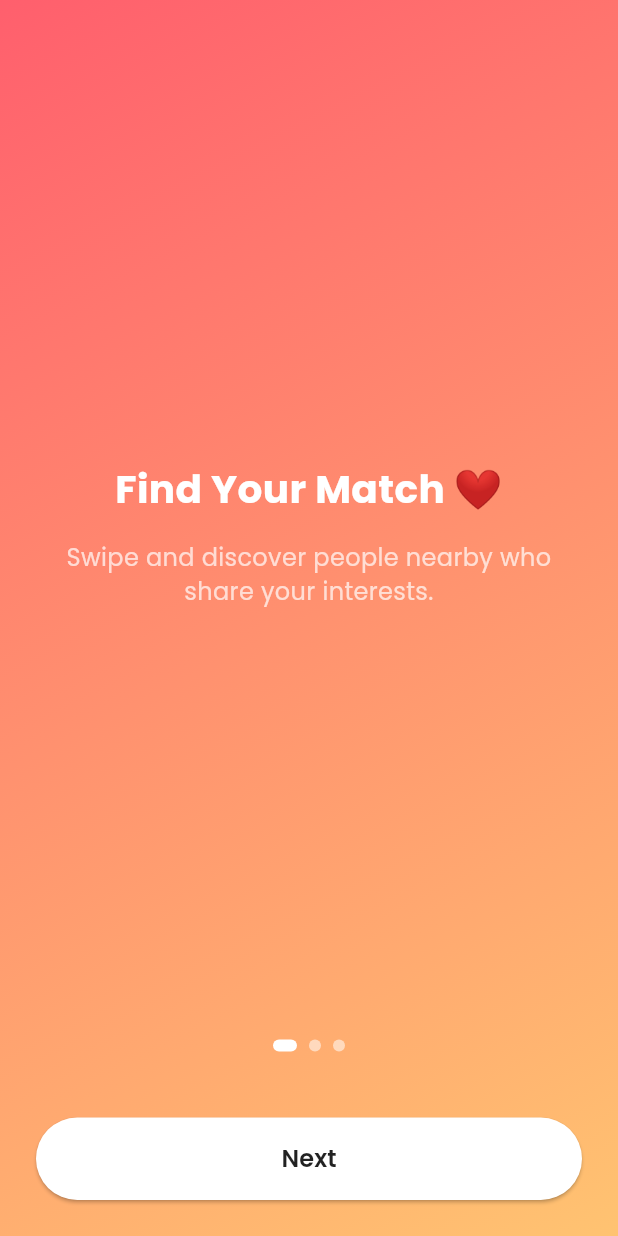
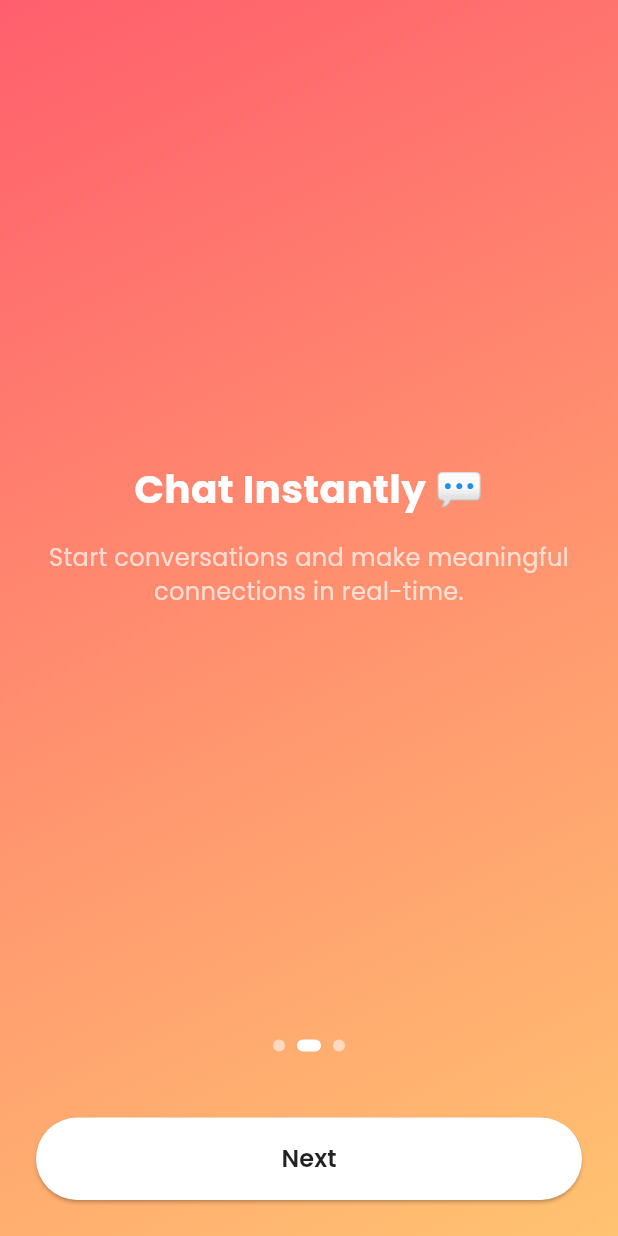
Before and after one commit to sinancholakkal/Dating_app, a Flutter app: the screen it shows after launch, after a tap on "Next", on a phone screen of 412 x 824 dp. Run offline on Flutter 3.47's test engine with Material 3 defaults, Android fonts, the phone set to English and light mode, and no system bars; our stand-ins replace go_router, google_fonts.

Commit message:
Auth landing screen created

```diff
--- a/lib/main.dart
+++ b/lib/main.dart
@@ -1,4 +1,5 @@
-import 'package:dating_app/view/screen_onboarding.dart';
+import 'package:dating_app/routes/app_router.dart';
+import 'package:dating_app/view/screen_onboarding/screen_onboarding.dart';
 import 'package:flutter/material.dart';
 
 void main() {
@@ -9,11 +10,12 @@ class MyApp extends StatelessWidget {
   const MyApp({super.key});
   @override
   Widget build(BuildContext context) {
-    return MaterialApp(
+    return MaterialApp.router(
+      routerConfig: appRouter,
       theme: ThemeData(
         colorScheme: ColorScheme.fromSeed(seedColor: Colors.deepPurple),
       ),
-      home: ScreenOnboarding()
+
     );
   }
 }
--- /dev/null
+++ b/lib/routes/app_router.dart
@@ -0,0 +1,37 @@
+
+
+
+import 'package:dating_app/view/auth_landing_screen/auth_landing_screen.dart';
+import 'package:dating_app/view/screen_onboarding/screen_onboarding.dart';
+import 'package:go_router/go_router.dart';
+
+final GoRouter appRouter = GoRouter(
+  initialLocation: '/onboarding',
+  routes: [
+    GoRoute(path: '/onboarding', builder: (context, state) =>  ScreenOnboarding()),
+    GoRoute(path: '/authlanding', builder: (context, state) =>  AuthLandingScreen()),
+    // GoRoute(path: '/login', builder: (context, state) => const LoginScreen()),
+    // GoRoute(
+    //   path: '/register',
+    //   builder: (context, state) => const RegisterScreen(),
+    // ),
+    // GoRoute(path: "/home", builder: (context, state) =>  HomeScreen()),
+    //  GoRoute(path: "/splash", builder: (context, state) =>  ScreenSplash()),
+    //  GoRoute(path: '/viewItem', builder: (context, state) {
+    //   final passWordModel = state.extra as PasswordModel;
+    //   return ViewScreen(passwordModel: passWordModel,);
+    //  }),
+    //  GoRoute(path: '/addedit', builder: (context, state) {
+    //   final Map<String,dynamic> params = state.extra as Map<String,dynamic>;
+
+    //   return AddEditItemScreen(type: params['type'],passwordModel: params['model'],);
+    //  }),
+    //  GoRoute(path: '/forgot', builder: (context, state) => const ForgotScreen()),
+    //  GoRoute(path: '/search', builder: (context, state) {
+    //   final params = state.extra as List<PasswordModel>;
+
+    //   return SearchScreen(models: params,);
+    //  }),
+
+  ],
+);
--- a/lib/utils/app_color.dart
+++ b/lib/utils/app_color.dart
@@ -11,3 +11,9 @@ const Kred = Colors.red;
 
 Color bgcolor = Color.fromARGB(255, 32, 32, 32);
 Color bgcard = Color(0xFF1A1A1A);
+
+const LinearGradient appGradient = LinearGradient(
+  colors: [Color(0xffFF5F6D), Color(0xffFFC371)],
+  begin: Alignment.topLeft,
+  end: Alignment.bottomRight,
+);
--- a/lib/utils/app_sizedbox.dart
+++ b/lib/utils/app_sizedbox.dart
@@ -6,6 +6,8 @@ class AppSizedBox {
   static const SizedBox h16 = SizedBox(height: 16);
   static const SizedBox h24 = SizedBox(height: 24);
   static const SizedBox h120 = SizedBox(height: 120);
+  static const SizedBox h40 = SizedBox(height: 40);
+    static const SizedBox h30 = SizedBox(height: 30);
 
   static const SizedBox h70 = SizedBox(height: 70);
 
--- a/lib/utils/app_string.dart
+++ b/lib/utils/app_string.dart
@@ -26,24 +26,22 @@ class AppStrings {
   static const updateMsg = "Updated";
   static const addMsg = "Added";
     static const delete = "Are you sure you want to delete?";
-    static final ValueNotifier<List<Map<String, String>>> onboardingDataNotifier =
-    ValueNotifier(
-  [
+    static const continuePh = "Continue with Phone";
+    static const continueG = "Continue with Google";
+    static const continueE = "Continue with Email";
+    static final List<Map<String, String>> onboardingData = [
     {
       "title": "Find Your Match ❤️",
       "subtitle": "Swipe and discover people nearby who share your interests.",
-      "image": "assets/images/match.png"
     },
     {
       "title": "Chat Instantly 💬",
       "subtitle": "Start conversations and make meaningful connections in real-time.",
-      "image": "assets/images/chat.png"
     },
     {
       "title": "Safe & Secure 🔒",
       "subtitle": "Your privacy and safety are our top priority.",
-      "image": "assets/images/secure.png"
     },
-  ],
-);
+  ];
+
 }
--- a/lib/view/screen_onboarding.dart
+++ b/lib/view/screen_onboarding/screen_onboarding.dart
@@ -1,47 +1,21 @@
+import 'package:dating_app/utils/app_color.dart';
+import 'package:dating_app/utils/app_string.dart';
 import 'package:flutter/material.dart';
+import 'package:go_router/go_router.dart';
 import 'package:google_fonts/google_fonts.dart';
 
 class ScreenOnboarding extends StatelessWidget {
-   ScreenOnboarding({super.key});
+  ScreenOnboarding({super.key});
 
   final PageController _controller = PageController();
 
-  ValueNotifier<int>currentIndex = ValueNotifier(0);
-
-  final List<Map<String, String>> onboardingData = [
-    {
-      "title": "Find Your Match ❤️",
-      "subtitle": "Swipe and discover people nearby who share your interests.",
-      "image": "assets/images/match.png"
-    },
-    {
-      "title": "Chat Instantly 💬",
-      "subtitle": "Start conversations and make meaningful connections in real-time.",
-      "image": "assets/images/chat.png"
-    },
-    {
-      "title": "Safe & Secure 🔒",
-      "subtitle": "Your privacy and safety are our top priority.",
-      "image": "assets/images/secure.png"
-    },
-  ];
-
-  void _onPageChanged(int index) {
-    //setState(() => _currentIndex = index);
-
-  }
+  ValueNotifier<int> currentIndex = ValueNotifier(0);
 
   @override
   Widget build(BuildContext context) {
     return Scaffold(
       body: Container(
-        decoration: const BoxDecoration(
-          gradient: LinearGradient(
-            colors: [Color(0xffFF5F6D), Color(0xffFFC371)],
-            begin: Alignment.topLeft,
-            end: Alignment.bottomRight,
-          ),
-        ),
+        decoration: const BoxDecoration(gradient: appGradient),
         child: SafeArea(
           child: ValueListenableBuilder(
             valueListenable: currentIndex,
@@ -51,16 +25,15 @@ class ScreenOnboarding extends StatelessWidget {
                   Expanded(
                     child: PageView.builder(
                       controller: _controller,
-                      itemCount: onboardingData.length,
+                      itemCount: AppStrings.onboardingData.length,
                       onPageChanged: (value) {
                         currentIndex.value = value;
                       },
                       itemBuilder: (context, index) {
-                        final item = onboardingData[index];
+                        final item = AppStrings.onboardingData[index];
                         return Column(
                           mainAxisAlignment: MainAxisAlignment.center,
                           children: [
-
                             const SizedBox(height: 40),
 
                             // Title
@@ -77,7 +50,9 @@ class ScreenOnboarding extends StatelessWidget {
 
                             // Subtitle
                             Padding(
-                              padding: const EdgeInsets.symmetric(horizontal: 32),
+                              padding: const EdgeInsets.symmetric(
+                                horizontal: 32,
+                              ),
                               child: Text(
                                 item["subtitle"]!,
                                 style: GoogleFonts.poppins(
@@ -97,14 +72,19 @@ class ScreenOnboarding extends StatelessWidget {
                   Row(
                     mainAxisAlignment: MainAxisAlignment.center,
                     children: List.generate(
-                      onboardingData.length,
+                      AppStrings.onboardingData.length,
                       (index) => AnimatedContainer(
                         duration: const Duration(milliseconds: 300),
-                        margin: const EdgeInsets.symmetric(horizontal: 4, vertical: 20),
+                        margin: const EdgeInsets.symmetric(
+                          horizontal: 4,
+                          vertical: 20,
+                        ),
                         width: currentIdxNoti == index ? 16 : 8,
                         height: 8,
                         decoration: BoxDecoration(
-                          color: currentIdxNoti == index ? Colors.white : Colors.white54,
+                          color: currentIdxNoti == index
+                              ? Colors.white
+                              : Colors.white54,
                           borderRadius: BorderRadius.circular(12),
                         ),
                       ),
@@ -124,10 +104,18 @@ class ScreenOnboarding extends StatelessWidget {
                         ),
                       ),
                       onPressed: () {
-                        //Navigator.pushReplacementNamed(context, "/auth");
+                        if (currentIndex.value ==
+                            AppStrings.onboardingData.length - 1) {
+                          context.push("/authlanding");
+                        } else {
+                          _controller.nextPage(
+                            duration: const Duration(milliseconds: 400),
+                            curve: Curves.easeInOut,
+                          );
+                        }
                       },
                       child: Text(
-                        currentIdxNoti == onboardingData.length - 1
+                        currentIdxNoti == AppStrings.onboardingData.length - 1
                             ? "Get Started"
                             : "Next",
                         style: GoogleFonts.poppins(
@@ -136,10 +124,10 @@ class ScreenOnboarding extends StatelessWidget {
                         ),
                       ),
                     ),
-                  )
+                  ),
                 ],
               );
-            }
+            },
           ),
         ),
       ),
--- a/pubspec.yaml
+++ b/pubspec.yaml
@@ -35,6 +35,7 @@ dependencies:
   # Use with the CupertinoIcons class for iOS style icons.
   cupertino_icons: ^1.0.8
   google_fonts: ^6.3.2
+  go_router: ^16.2.4
 
 dev_dependencies:
   flutter_test:
```
Also changed, not shown: lib/view/auth_landing_screen/auth_landing_screen.dart (added, +76 -0 lines), lib/view/widgets/auth_button.dart (added, +21 -0 lines), lib/view/phone_otp_screen/phone_otp_screen.dart (added), pubspec.lock.
